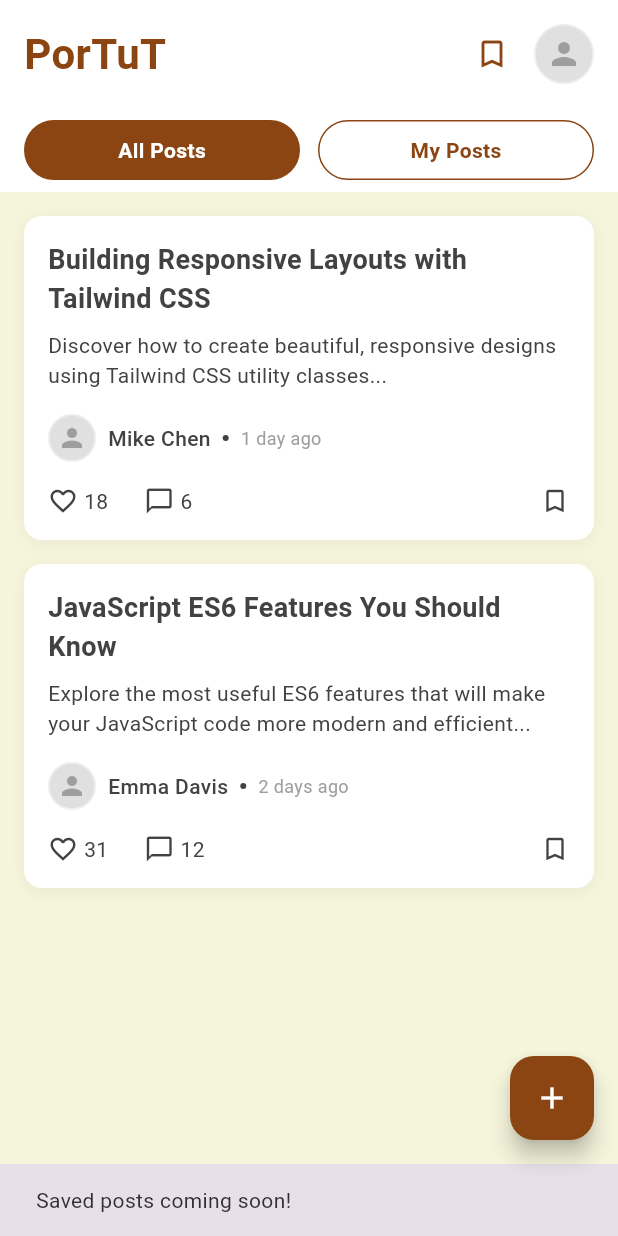
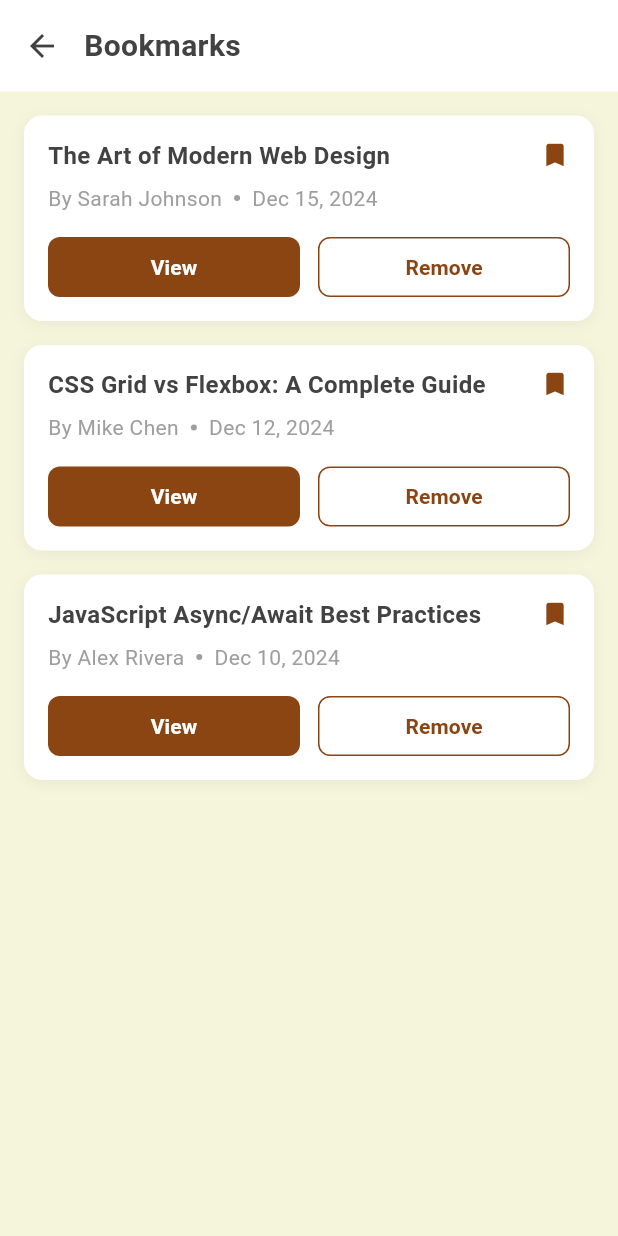
Before and after one commit to Bomanaabertilla/portut, a Flutter app: the HomeScreen screen opened directly, after a tap on the "bookmark outline" icon, on a phone screen of 412 x 824 dp. Run offline on Flutter 3.47's test engine with Material 3 defaults, Android fonts, the phone set to English and light mode, and no system bars; our stand-ins replace share_plus, shared_preferences; accounts and stored records are empty; network calls fail.

Commit message:
add: added a boomark screen

```diff
--- /dev/null
+++ b/lib/screens/bookmarks_screen.dart
@@ -0,0 +1,280 @@
+import 'package:flutter/material.dart';
+import 'blog_post_screen.dart';
+
+class BookmarkedPost {
+  final String id;
+  final String title;
+  final String author;
+  final String date;
+  bool isBookmarked;
+
+  BookmarkedPost({
+    required this.id,
+    required this.title,
+    required this.author,
+    required this.date,
+    this.isBookmarked = true,
+  });
+}
+
+class BookmarksScreen extends StatefulWidget {
+  const BookmarksScreen({super.key});
+
+  @override
+  State<BookmarksScreen> createState() => _BookmarksScreenState();
+}
+
+class _BookmarksScreenState extends State<BookmarksScreen> {
+  List<BookmarkedPost> _bookmarkedPosts = [
+    BookmarkedPost(
+      id: '1',
+      title: 'The Art of Modern Web Design',
+      author: 'Sarah Johnson',
+      date: 'Dec 15, 2024',
+    ),
+    BookmarkedPost(
+      id: '2',
+      title: 'CSS Grid vs Flexbox: A Complete Guide',
+      author: 'Mike Chen',
+      date: 'Dec 12, 2024',
+    ),
+    BookmarkedPost(
+      id: '3',
+      title: 'JavaScript Async/Await Best Practices',
+      author: 'Alex Rivera',
+      date: 'Dec 10, 2024',
+    ),
+  ];
+
+  void _removeBookmark(String postId) {
+    setState(() {
+      _bookmarkedPosts.removeWhere((post) => post.id == postId);
+    });
+    ScaffoldMessenger.of(
+      context,
+    ).showSnackBar(const SnackBar(content: Text('Bookmark removed')));
+  }
+
+  void _viewPost(BookmarkedPost post) {
+    Navigator.push(
+      context,
+      MaterialPageRoute(builder: (context) => const BlogPostScreen()),
+    );
+  }
+
+  @override
+  Widget build(BuildContext context) {
+    return Scaffold(
+      backgroundColor: const Color(0xFFF5F5DC), // Light beige background
+      body: SafeArea(
+        child: Column(
+          children: [
+            // Header
+            Container(
+              color: Colors.white,
+              padding: const EdgeInsets.symmetric(horizontal: 16, vertical: 16),
+              child: Row(
+                children: [
+                  GestureDetector(
+                    onTap: () => Navigator.pop(context),
+                    child: const Icon(
+                      Icons.arrow_back,
+                      color: Color(0xFF424242),
+                      size: 24,
+                    ),
+                  ),
+                  const SizedBox(width: 16),
+                  const Text(
+                    'Bookmarks',
+                    style: TextStyle(
+                      fontSize: 20,
+                      fontWeight: FontWeight.bold,
+                      color: Color(0xFF424242),
+                    ),
+                  ),
+                ],
+              ),
+            ),
+
+            // Bookmarked Posts List
+            Expanded(
+              child: _bookmarkedPosts.isEmpty
+                  ? const Center(
+                      child: Column(
+                        mainAxisAlignment: MainAxisAlignment.center,
+                        children: [
+                          Icon(
+                            Icons.bookmark_border,
+                            size: 64,
+                            color: Colors.grey,
+                          ),
+                          SizedBox(height: 16),
+                          Text(
+                            'No bookmarks yet',
+                            style: TextStyle(
+                              fontSize: 18,
+                              color: Colors.grey,
+                              fontWeight: FontWeight.w500,
+                            ),
+                          ),
+                          SizedBox(height: 8),
+                          Text(
+                            'Bookmark posts to read them later',
+                            style: TextStyle(fontSize: 14, color: Colors.grey),
+                          ),
+                        ],
+                      ),
+                    )
+                  : ListView.builder(
+                      padding: const EdgeInsets.all(16),
+                      itemCount: _bookmarkedPosts.length,
+                      itemBuilder: (context, index) {
+                        final post = _bookmarkedPosts[index];
+                        return _buildBookmarkCard(post);
+                      },
+                    ),
+            ),
+          ],
+        ),
+      ),
+    );
+  }
+
+  Widget _buildBookmarkCard(BookmarkedPost post) {
+    return Container(
+      margin: const EdgeInsets.only(bottom: 16),
+      decoration: BoxDecoration(
+        color: Colors.white,
+        borderRadius: BorderRadius.circular(12),
+        boxShadow: [
+          BoxShadow(
+            color: Colors.black.withOpacity(0.05),
+            blurRadius: 8,
+            offset: const Offset(0, 2),
+          ),
+        ],
+      ),
+      child: Padding(
+        padding: const EdgeInsets.all(16),
+        child: Column(
+          crossAxisAlignment: CrossAxisAlignment.start,
+          children: [
+            // Post title and bookmark icon
+            Row(
+              crossAxisAlignment: CrossAxisAlignment.start,
+              children: [
+                Expanded(
+                  child: Text(
+                    post.title,
+                    style: const TextStyle(
+                      fontSize: 16,
+                      fontWeight: FontWeight.bold,
+                      color: Color(0xFF424242),
+                      height: 1.3,
+                    ),
+                  ),
+                ),
+                const SizedBox(width: 12),
+                // Bookmark icon
+                Icon(Icons.bookmark, color: const Color(0xFF8B4513), size: 20),
+              ],
+            ),
+            const SizedBox(height: 8),
+
+            // Author and date
+            Row(
+              children: [
+                Text(
+                  'By ${post.author}',
+                  style: const TextStyle(fontSize: 14, color: Colors.grey),
+                ),
+                const SizedBox(width: 8),
+                // Dot separator
+                Container(
+                  width: 4,
+                  height: 4,
+                  decoration: const BoxDecoration(
+                    color: Colors.grey,
+                    shape: BoxShape.circle,
+                  ),
+                ),
+                const SizedBox(width: 8),
+                Text(
+                  post.date,
+                  style: const TextStyle(fontSize: 14, color: Colors.grey),
+                ),
+              ],
+            ),
+            const SizedBox(height: 16),
+
+            // Action buttons
+            Row(
+              children: [
+                // View button
+                Expanded(
+                  child: Container(
+                    height: 40,
+                    decoration: BoxDecoration(
+                      color: const Color(0xFF8B4513),
+                      borderRadius: BorderRadius.circular(8),
+                    ),
+                    child: ElevatedButton(
+                      onPressed: () => _viewPost(post),
+                      style: ElevatedButton.styleFrom(
+                        backgroundColor: Colors.transparent,
+                        shadowColor: Colors.transparent,
+                        shape: RoundedRectangleBorder(
+                          borderRadius: BorderRadius.circular(8),
+                        ),
+                      ),
+                      child: const Text(
+                        'View',
+                        style: TextStyle(
+                          color: Colors.white,
+                          fontSize: 14,
+                          fontWeight: FontWeight.w600,
+                        ),
+                      ),
+                    ),
+                  ),
+                ),
+                const SizedBox(width: 12),
+                // Remove button
+                Expanded(
+                  child: Container(
+                    height: 40,
+                    decoration: BoxDecoration(
+                      border: Border.all(
+                        color: const Color(0xFF8B4513),
+                        width: 1,
+                      ),
+                      borderRadius: BorderRadius.circular(8),
+                    ),
+                    child: ElevatedButton(
+                      onPressed: () => _removeBookmark(post.id),
+                      style: ElevatedButton.styleFrom(
+                        backgroundColor: Colors.transparent,
+                        shadowColor: Colors.transparent,
+                        shape: RoundedRectangleBorder(
+                          borderRadius: BorderRadius.circular(8),
+                        ),
+                      ),
+                      child: const Text(
+                        'Remove',
+                        style: TextStyle(
+                          color: Color(0xFF8B4513),
+                          fontSize: 14,
+                          fontWeight: FontWeight.w600,
+                        ),
+                      ),
+                    ),
+                  ),
+                ),
+              ],
+            ),
+          ],
+        ),
+      ),
+    );
+  }
+}
--- a/lib/screens/home_screen.dart
+++ b/lib/screens/home_screen.dart
@@ -3,6 +3,7 @@ import 'create_post_screen.dart';
 import 'profile_screen.dart';
 import 'comment_screen.dart';
 import 'blog_post_screen.dart';
+import 'bookmarks_screen.dart';
 
 class Post {
   final String id;
@@ -89,10 +90,10 @@ class _HomeScreenState extends State<HomeScreen> {
                   // Bookmark Icon
                   GestureDetector(
                     onTap: () {
-                      // Handle bookmark/saved posts
-                      ScaffoldMessenger.of(context).showSnackBar(
-                        const SnackBar(
-                          content: Text('Saved posts coming soon!'),
+                      Navigator.push(
+                        context,
+                        MaterialPageRoute(
+                          builder: (context) => const BookmarksScreen(),
                         ),
                       );
                     },
```
